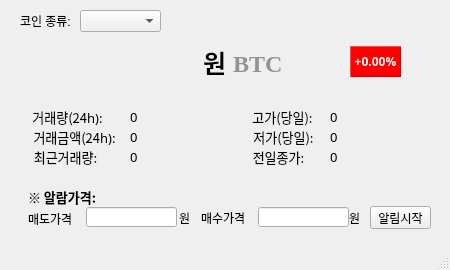
First picture: the form in ui/upbitInfo.ui, repository JumpingDragon/upbitAPItest_240408, before the edit.
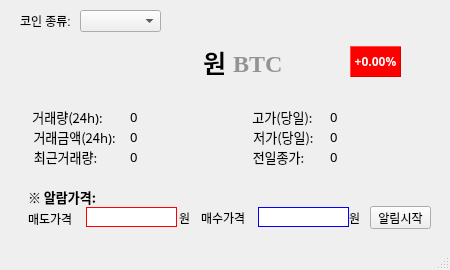
Second picture: the form after the edit.

The edit to the form file:
```diff
--- a/ui/upbitInfo.ui
+++ b/ui/upbitInfo.ui
@@ -78,6 +78,9 @@
       <height>20</height>
      </rect>
     </property>
+    <property name="styleSheet">
+     <string notr="true">border: 1px solid rgb(255, 0, 0)</string>
+    </property>
    </widget>
    <widget class="QPushButton" name="pushButton">
     <property name="geometry">
@@ -101,6 +104,9 @@
       <height>20</height>
      </rect>
     </property>
+    <property name="styleSheet">
+     <string notr="true">border: 1px solid rgb(0, 0, 255)</string>
+    </property>
    </widget>
    <widget class="QLabel" name="label_19">
     <property name="geometry">
```
Left out of the diff: 6 changed lines with no effect on the pictures.
